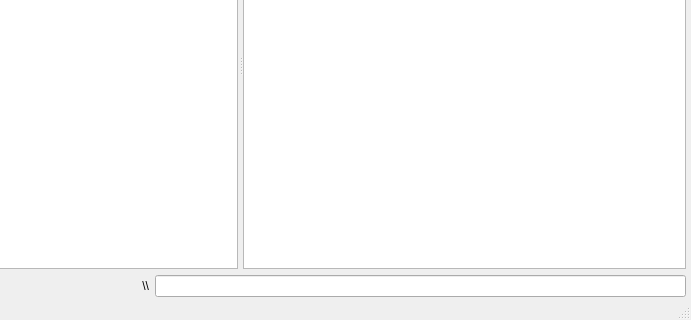
First picture: the form in mainwindow.ui, repository yunnsbz/File-Manager, before the edit; both pictures show x 210 to 901 and y 220 to 540 of the 901 by 540 pixel window.
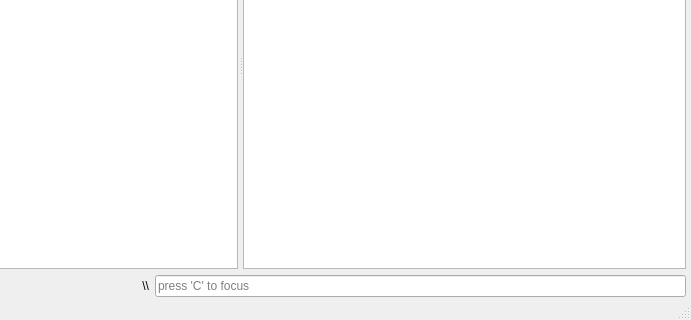
Second picture: the form after the edit. Icons and pictures are not drawn.

Commit message:
command line keyboard focus shortcut added
press c to focus command lineEdit

```diff
--- a/mainwindow.ui
+++ b/mainwindow.ui
@@ -203,7 +203,17 @@
         </widget>
        </item>
        <item>
-        <widget class="QLineEdit" name="lineEdit"/>
+        <widget class="QLineEdit" name="lineEdit">
+         <property name="inputMask">
+          <string/>
+         </property>
+         <property name="text">
+          <string/>
+         </property>
+         <property name="placeholderText">
+          <string>press 'C' to focus</string>
+         </property>
+        </widget>
        </item>
       </layout>
      </widget>
```
The commit also changes 2 other files.
